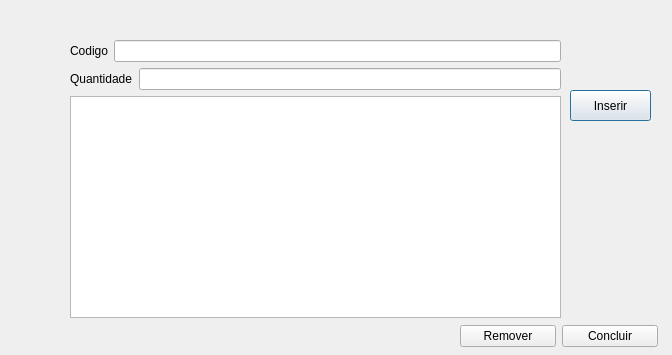
The window that SySPDV/realizarvenda.ui (nandoWill/SysPDV) describes before a commit, drawn with Qt 5.
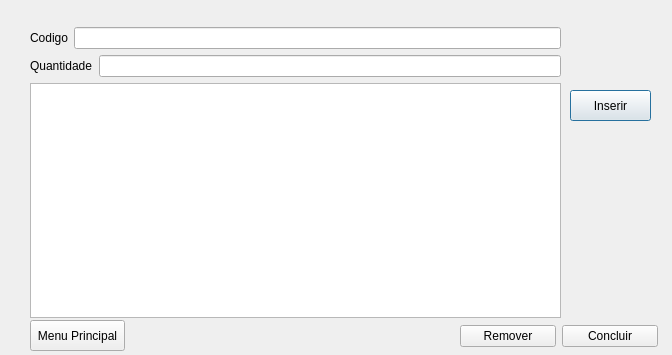
The same window after the commit.

```diff
--- a/SySPDV/realizarvenda.ui
+++ b/SySPDV/realizarvenda.ui
@@ -26,13 +26,13 @@
     <string>Inserir</string>
    </property>
   </widget>
-  <widget class="QWidget" name="">
+  <widget class="QWidget" name="layoutWidget">
    <property name="geometry">
     <rect>
-     <x>70</x>
-     <y>40</y>
-     <width>491</width>
-     <height>278</height>
+     <x>30</x>
+     <y>27</y>
+     <width>531</width>
+     <height>291</height>
     </rect>
    </property>
    <layout class="QVBoxLayout" name="verticalLayout_2">
@@ -80,7 +80,7 @@
     </item>
    </layout>
   </widget>
-  <widget class="QWidget" name="">
+  <widget class="QWidget" name="layoutWidget">
    <property name="geometry">
     <rect>
      <x>460</x>
@@ -106,6 +106,19 @@
     </item>
    </layout>
   </widget>
+  <widget class="QPushButton" name="MenuPrincipal">
+   <property name="geometry">
+    <rect>
+     <x>30</x>
+     <y>320</y>
+     <width>95</width>
+     <height>31</height>
+    </rect>
+   </property>
+   <property name="text">
+    <string>Menu Principal</string>
+   </property>
+  </widget>
  </widget>
  <resources/>
  <connections/>
```
